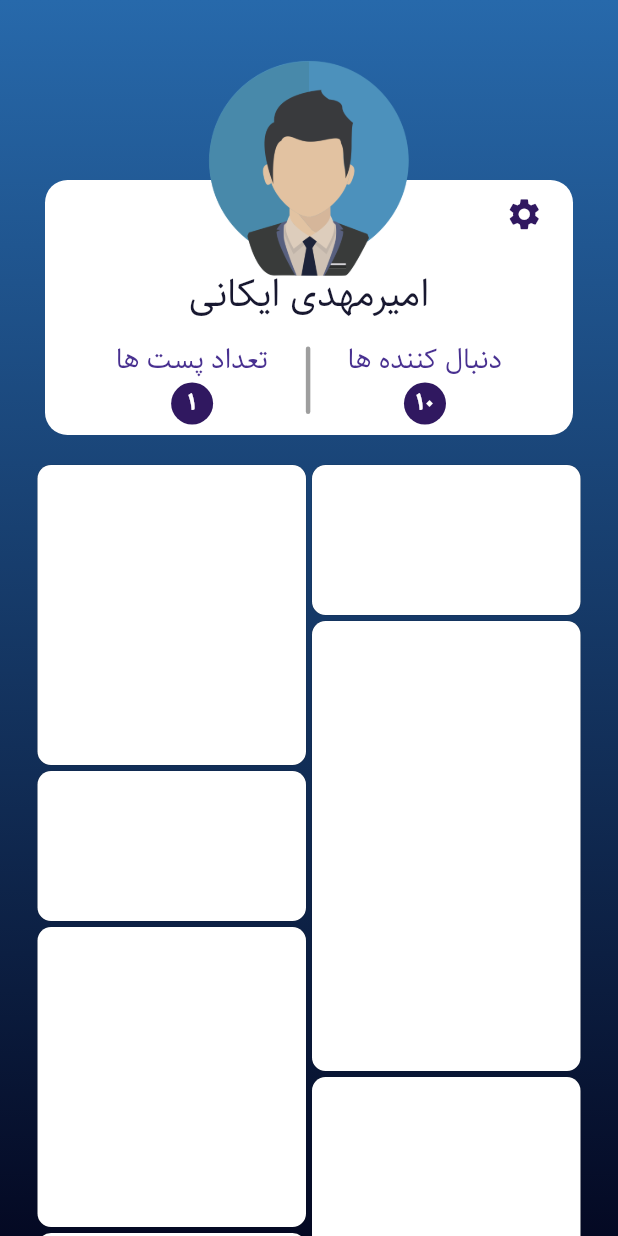
After one commit to shnaseri/honar_gallary_application, a Flutter app: the GalleryView screen opened directly, on a phone screen of 412 x 824 dp. The commit adds this screen. Run offline on Flutter 3.47's test engine with Material 2 defaults, Android fonts, the phone set to English and light mode, and no system bars; our stand-ins replace flutter_phoenix, nb_utils, persistent_bottom_nav_bar, responsive_framework; missing offline and left inert: animated_login.

Commit message:
gallery page added

```diff
--- /dev/null
+++ b/lib/UI/gallary/components/common.dart
@@ -0,0 +1,134 @@
+import 'package:flutter/material.dart';
+
+const _defaultColor = Color(0xFF34568B);
+
+class AppScaffold extends StatelessWidget {
+  const AppScaffold({
+    Key? key,
+    required this.title,
+    this.topPadding = 0,
+    required this.child,
+  }) : super(key: key);
+
+  final String title;
+  final Widget child;
+  final double topPadding;
+
+  @override
+  Widget build(BuildContext context) {
+    return Scaffold(
+      appBar: AppBar(
+        title: Text(title),
+      ),
+      body: Padding(
+        padding: EdgeInsets.only(top: topPadding),
+        child: child,
+      ),
+    );
+  }
+}
+
+class Tile extends StatelessWidget {
+  const Tile({
+    Key? key,
+    required this.index,
+    this.extent,
+    this.backgroundColor,
+    this.bottomSpace,
+  }) : super(key: key);
+
+  final int index;
+  final double? extent;
+  final double? bottomSpace;
+  final Color? backgroundColor;
+
+  @override
+  Widget build(BuildContext context) {
+    final child = Container(
+      height: extent,
+      decoration: BoxDecoration(
+          color: Colors.white,
+          borderRadius: BorderRadius.circular(9),
+          boxShadow: [BoxShadow(color: Colors.black26, spreadRadius: 0.2)]),
+      child: Center(child: Container()),
+    );
+
+    if (bottomSpace == null) {
+      return child;
+    }
+
+    return Column(
+      children: [
+        Expanded(child: child),
+        Container(
+          height: bottomSpace,
+          color: Colors.green,
+        )
+      ],
+    );
+  }
+}
+
+class ImageTile extends StatelessWidget {
+  const ImageTile({
+    Key? key,
+    required this.index,
+    required this.width,
+    required this.height,
+  }) : super(key: key);
+
+  final int index;
+  final int width;
+  final int height;
+
+  @override
+  Widget build(BuildContext context) {
+    return Image.network(
+      'https://picsum.photos/$width/$height?random=$index',
+      width: width.toDouble(),
+      height: height.toDouble(),
+      fit: BoxFit.cover,
+    );
+  }
+}
+
+class InteractiveTile extends StatefulWidget {
+  const InteractiveTile({
+    Key? key,
+    required this.index,
+    this.extent,
+    this.bottomSpace,
+  }) : super(key: key);
+
+  final int index;
+  final double? extent;
+  final double? bottomSpace;
+
+  @override
+  _InteractiveTileState createState() => _InteractiveTileState();
+}
+
+class _InteractiveTileState extends State<InteractiveTile> {
+  Color color = _defaultColor;
+
+  @override
+  Widget build(BuildContext context) {
+    return GestureDetector(
+      onTap: () {
+        setState(() {
+          if (color == _defaultColor) {
+            color = Colors.red;
+          } else {
+            color = _defaultColor;
+          }
+        });
+      },
+      child: Tile(
+        index: widget.index,
+        extent: widget.extent,
+        backgroundColor: color,
+        bottomSpace: widget.bottomSpace,
+      ),
+    );
+  }
+}
--- /dev/null
+++ b/lib/UI/gallary/gallery_view.dart
@@ -0,0 +1,209 @@
+import 'package:flutter/material.dart';
+import 'package:flutter_staggered_grid_view/flutter_staggered_grid_view.dart';
+import 'package:honar_gallary/const/color_const.dart';
+
+import 'components/common.dart';
+
+class GalleryView extends StatefulWidget {
+  const GalleryView({Key? key}) : super(key: key);
+
+  @override
+  State<GalleryView> createState() => _GalleryViewState();
+}
+
+class _GalleryViewState extends State<GalleryView> {
+  @override
+  Widget build(BuildContext context) {
+    return Scaffold(
+      body: Stack(
+        fit: StackFit.expand,
+        children: [
+          Container(
+            decoration: BoxDecoration(
+              gradient: LinearGradient(
+                colors: [
+                  Color.fromRGBO(4, 9, 35, 1),
+                  Color.fromRGBO(39, 105, 171, 1),
+                ],
+                begin: FractionalOffset.bottomCenter,
+                end: FractionalOffset.topCenter,
+              ),
+            ),
+          ),
+          Container(
+            padding: const EdgeInsets.symmetric(horizontal: 15),
+            height: MediaQuery.of(context).size.height,
+            child: ListView(
+              padding: EdgeInsets.only(top: 40, bottom: 70),
+              children: [
+                Container(
+                  height: 250,
+                  padding: const EdgeInsets.symmetric(horizontal: 15),
+                  child: LayoutBuilder(
+                    builder: (context, constraints) {
+                      double innerHeight = constraints.maxHeight;
+                      double innerWidth = constraints.maxWidth;
+                      return Stack(
+                        fit: StackFit.expand,
+                        children: [
+                          Positioned(
+                            bottom: 0,
+                            left: 0,
+                            right: 0,
+                            child: Container(
+                              height: innerHeight * 0.68,
+                              width: innerWidth,
+                              decoration: BoxDecoration(
+                                borderRadius: BorderRadius.circular(15),
+                                color: Colors.white,
+                              ),
+                              child: Column(
+                                children: [
+                                  SizedBox(
+                                    height: 55,
+                                  ),
+                                  Text(
+                                    'امیرمهدی ایکانی',
+                                    style: TextStyle(
+                                      color: ColorPallet.colorPalletSambucus,
+                                      fontSize: 25,
+                                    ),
+                                  ),
+                                  SizedBox(
+                                    height: 5,
+                                  ),
+                                  Row(
+                                    mainAxisAlignment: MainAxisAlignment.center,
+                                    children: [
+                                      Column(
+                                        children: [
+                                          Text(
+                                            'دنبال کننده ها',
+                                            style: TextStyle(
+                                              color: ColorPallet
+                                                  .colorPalletBlueGam,
+                                              fontWeight: FontWeight.w500,
+                                              fontSize: 18,
+                                            ),
+                                          ),
+                                          CircleAvatar(
+                                            backgroundColor:
+                                                ColorPallet.colorPalletNightFog,
+                                            radius: 14,
+                                            child: Center(
+                                              child: Text(
+                                                '10',
+                                                style: TextStyle(
+                                                  color: Colors.white,
+                                                  fontSize: 14,
+                                                  fontWeight: FontWeight.w800,
+                                                ),
+                                              ),
+                                            ),
+                                          ),
+                                        ],
+                                      ),
+                                      Padding(
+                                        padding: const EdgeInsets.symmetric(
+                                          horizontal: 25,
+                                          vertical: 8,
+                                        ),
+                                        child: Container(
+                                          height: 45,
+                                          width: 3,
+                                          decoration: BoxDecoration(
+                                            borderRadius:
+                                                BorderRadius.circular(100),
+                                            color: Colors.grey,
+                                          ),
+                                        ),
+                                      ),
+                                      Column(
+                                        children: [
+                                          Text(
+                                            'تعداد پست ها',
+                                            style: TextStyle(
+                                              color: ColorPallet
+                                                  .colorPalletBlueGam,
+                                              fontSize: 18,
+                                            ),
+                                          ),
+                                          CircleAvatar(
+                                            backgroundColor:
+                                                ColorPallet.colorPalletNightFog,
+                                            radius: 14,
+                                            child: Center(
+                                              child: Text(
+                                                '1',
+                                                style: TextStyle(
+                                                  color: Colors.white,
+                                                  fontSize: 14,
+                                                  fontWeight: FontWeight.w800,
+                                                ),
+                                              ),
+                                            ),
+                                          ),
+                                        ],
+                                      ),
+                                    ],
+                                  )
+                                ],
+                              ),
+                            ),
+                          ),
+                          Positioned(
+                            top: 90,
+                            right: 20,
+                            child: Icon(
+                              Icons.settings,
+                              color: ColorPallet.colorPalletNightFog,
+                              size: 25,
+                            ),
+                          ),
+                          Positioned(
+                            top: 0,
+                            left: 0,
+                            right: 0,
+                            child: Center(
+                              child: Container(
+                                child: Image.asset(
+                                  'assets/images/profile.png',
+                                  width: innerWidth * 0.41,
+                                  fit: BoxFit.fitWidth,
+                                ),
+                              ),
+                            ),
+                          ),
+                        ],
+                      );
+                    },
+                  ),
+                ),
+                SizedBox(
+                  height: 10,
+                ),
+                Container(
+                  padding: EdgeInsets.all(10),
+                  child: MasonryGridView.count(
+                    physics: const NeverScrollableScrollPhysics(),
+                    shrinkWrap: true,
+                    crossAxisCount: 2,
+                    mainAxisSpacing: 4,
+                    crossAxisSpacing: 4,
+                    itemCount: 20,
+                    itemBuilder: (context, index) {
+                      return Tile(
+                        index: index,
+                        extent: (index % 3 + 1) * 100,
+                      );
+                    },
+                  ),
+                ),
+              ],
+            ),
+          ),
+        ],
+      ),
+    );
+  }
+}
--- a/lib/UI/main/utils/navigation_bar_componnet.dart
+++ b/lib/UI/main/utils/navigation_bar_componnet.dart
@@ -5,6 +5,8 @@ import 'package:flutter/material.dart';
 import 'package:honar_gallary/const/color_const.dart';
 import 'package:nb_utils/nb_utils.dart';
 import 'package:persistent_bottom_nav_bar/persistent-tab-view.dart';
+
+import '../../gallary/gallery_view.dart';
 
 class NavigationBarWidget extends StatelessWidget {
   final PersistentTabController controller;
@@ -62,7 +64,7 @@ class NavigationBarWidget extends StatelessWidget {
       Container(),
       Container(),
       Container(),
-      Container(),
+      GalleryView(),
       Container(),
     ];
   }
--- a/pubspec.yaml
+++ b/pubspec.yaml
@@ -41,6 +41,7 @@ dependencies:
   flutter_phoenix: ^1.0.0
   animated_login: ^1.5.1
   persistent_bottom_nav_bar: ^4.0.2
+  flutter_staggered_grid_view: ^0.6.1
 
 
 dev_dependencies:
@@ -69,7 +70,8 @@ flutter:
   # assets:
   #   - images/a_dot_burr.jpeg
   #   - images/a_dot_ham.jpeg
-
+  assets:
+    - assets/images/
   # An image asset can refer to one or more resolution-specific "variants", see
   # https://flutter.dev/assets-and-images/#resolution-aware.
 
```
Also changed, not shown: assets/images/profile.png (added), pubspec.lock.
